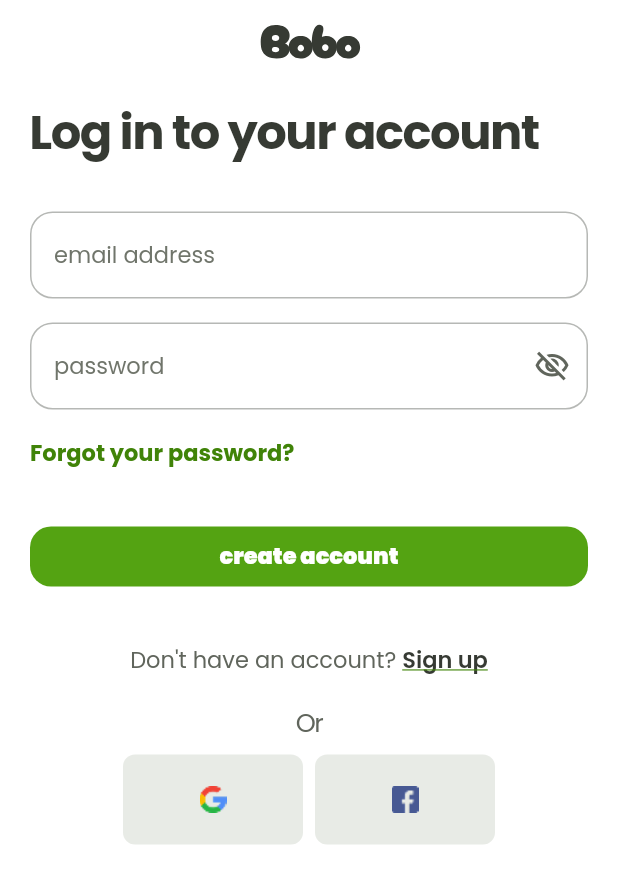
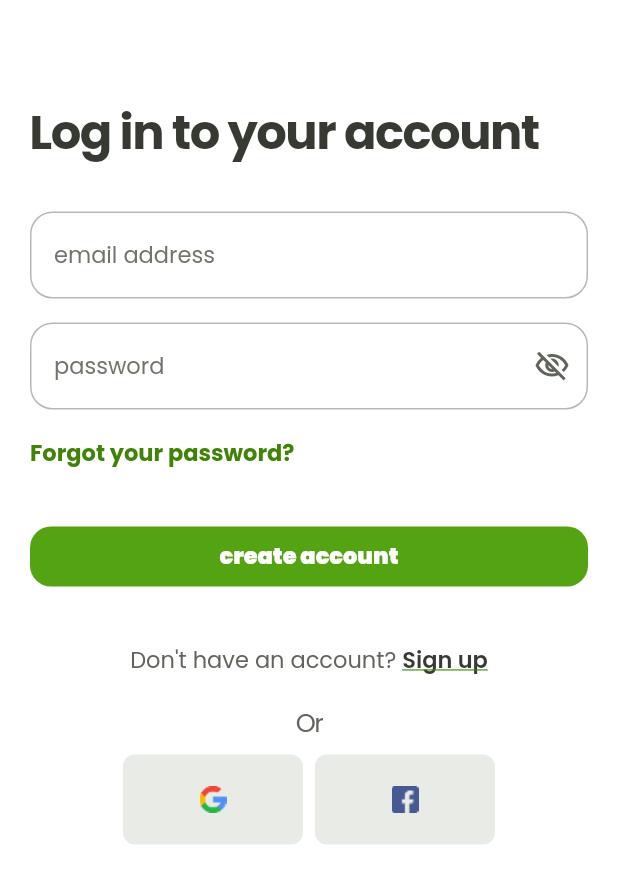
Before and after one commit to MohamedEssami20/app-delivery-food, a Flutter app: the LoginView screen opened by its route, on a phone screen of 412 x 824 dp. Shown: the top 884 px of the screen. Run offline on Flutter 3.47's test engine with Material 3 defaults, Android fonts, the phone set to English and light mode, and no system bars; our stand-ins replace cloud_firestore, dartz, firebase_auth, firebase_core, flutter_bloc, flutter_svg and 4 more; missing offline and left inert: flutter_facebook_auth; accounts and stored records are empty.

```diff
--- a/lib/core/function/build_custom_app_bar.dart
+++ b/lib/core/function/build_custom_app_bar.dart
@@ -4,14 +4,23 @@ import 'package:flutter_svg/svg.dart';
 import '../helper/app_theme_helper.dart';
 import '../utils/assets.dart';
 
-AppBar buildCustomAppBar({required AppThemeHelper theme, bool? showBackButton, required BuildContext context}) {
+AppBar buildCustomAppBar({
+  required AppThemeHelper theme,
+  bool? showBackButton,
+  bool? showActionButton,
+  bool? showTitle,
+  required BuildContext context,
+}) {
   return AppBar(
     backgroundColor: theme.colors.white,
     elevation: 0,
     centerTitle: true,
-    title: SvgPicture.asset(
-      Assets.assetsImagesLogoText,
-      alignment: Alignment.center,
+    title: Visibility(
+      visible: showTitle ?? false,
+      child: SvgPicture.asset(
+        Assets.assetsImagesLogoText,
+        alignment: Alignment.center,
+      ),
     ),
     leadingWidth: 90,
     leading: Visibility(
@@ -21,11 +30,18 @@ AppBar buildCustomAppBar({required AppThemeHelper theme, bool? showBackButton, r
         child: Row(
           mainAxisSize: MainAxisSize.min,
           children: [
-            GestureDetector(onTap: (){
-              if(Navigator.canPop(context)){
-                Navigator.pop(context);
-              }
-            },child: Icon(Icons.arrow_back_ios, color: theme.colors.grey500, size: 20)),
+            GestureDetector(
+              onTap: () {
+                if (Navigator.canPop(context)) {
+                  Navigator.pop(context);
+                }
+              },
+              child: Icon(
+                Icons.arrow_back_ios,
+                color: theme.colors.grey500,
+                size: 20,
+              ),
+            ),
             Text(
               'Back',
               style: theme.textStyles.headlineSmall?.copyWith(
@@ -36,5 +52,26 @@ AppBar buildCustomAppBar({required AppThemeHelper theme, bool? showBackButton, r
         ),
       ),
     ),
+    actions: [
+      Visibility(
+        visible: showActionButton ?? false,
+        child: Padding(
+          padding: const EdgeInsets.only(right: 20),
+          child: Row(
+            spacing: 16,
+            children: [
+              SvgPicture.asset(
+                Assets.assetsIconsExportIcon,
+                colorFilter: ColorFilter.mode(
+                  theme.colors.grey500,
+                  BlendMode.srcIn,
+                ),
+              ),
+              SvgPicture.asset(Assets.assetsIconsFavoriteNavigatioinIcon),
+            ],
+          ),
+        ),
+      ),
+    ],
   );
 }
--- a/lib/core/helper/on_generate_route.dart
+++ b/lib/core/helper/on_generate_route.dart
@@ -5,6 +5,7 @@ import 'package:flutter/material.dart';
 import '../../features/auth/presentation/views/forgot_password_view.dart';
 import '../../features/auth/presentation/views/login_view.dart';
 import '../../features/auth/presentation/views/sign_up_view.dart';
+import '../../features/home/presentation/views/details_view.dart';
 import '../../features/home/presentation/views/main_view.dart';
 import '../../features/on_borading/presentation/views/on_boarding_view.dart';
 import '../../features/splash/presentation/views/splash_view.dart';
@@ -22,6 +23,8 @@ Route<dynamic> onGenerateRoute(RouteSettings settings) {
       return MaterialPageRoute(builder: (_) => const ForgotPasswordView());
     case MainView.routeName:
       return MaterialPageRoute(builder: (_) => const MainView());
+    case DetailsView.routeName:
+      return MaterialPageRoute(builder: (_) => const DetailsView());
     default:
       return MaterialPageRoute(
         builder: (_) => Scaffold(
--- a/lib/core/utils/assets.dart
+++ b/lib/core/utils/assets.dart
@@ -9,6 +9,10 @@ class Assets {
   /// Assets for assetsIconsExplorerNavigationIcon
   /// assets/icons/explorer_navigation_icon.svg
   static const String assetsIconsExplorerNavigationIcon = "assets/icons/explorer_navigation_icon.svg";
+
+  /// Assets for assetsIconsExportIcon
+  /// assets/icons/export_icon.svg
+  static const String assetsIconsExportIcon = "assets/icons/export_icon.svg";
 
   /// Assets for assetsIconsFacebookIcon
   /// assets/icons/facebook_icon.png
--- a/lib/features/auth/presentation/views/forgot_password_view.dart
+++ b/lib/features/auth/presentation/views/forgot_password_view.dart
@@ -22,6 +22,7 @@ class ForgotPasswordView extends StatelessWidget {
           theme: theme,
           context: context,
           showBackButton: true,
+          showTitle: true,
         ),
         body: SafeArea(child: const ForgotPasswordViewBody()),
       ),
--- a/lib/features/auth/presentation/views/sign_up_view.dart
+++ b/lib/features/auth/presentation/views/sign_up_view.dart
@@ -14,14 +14,14 @@ class SignUpView extends StatelessWidget {
   Widget build(BuildContext context) {
     final theme = AppThemeHelper(context);
     return BlocProvider(
-      create: (context) => SignupCubit(
-        authRepos: GetItService.getIt.get<AuthRepos>(),
-      ),
+      create: (context) =>
+          SignupCubit(authRepos: GetItService.getIt.get<AuthRepos>()),
       child: Scaffold(
         appBar: buildCustomAppBar(
           theme: theme,
           showBackButton: true,
           context: context,
+          showTitle: true,
         ),
         body: SignUpViewBody(),
       ),
```
Also changed, not shown: lib/features/home/presentation/views/details_view.dart (added, +23 -0 lines), lib/features/home/presentation/views/widgets/details_view_body.dart (added, +10 -0 lines), lib/features/home/presentation/views/widgets/product_list_view.dart (+7 -1 lines), assets/icons/export_icon.svg (added).
